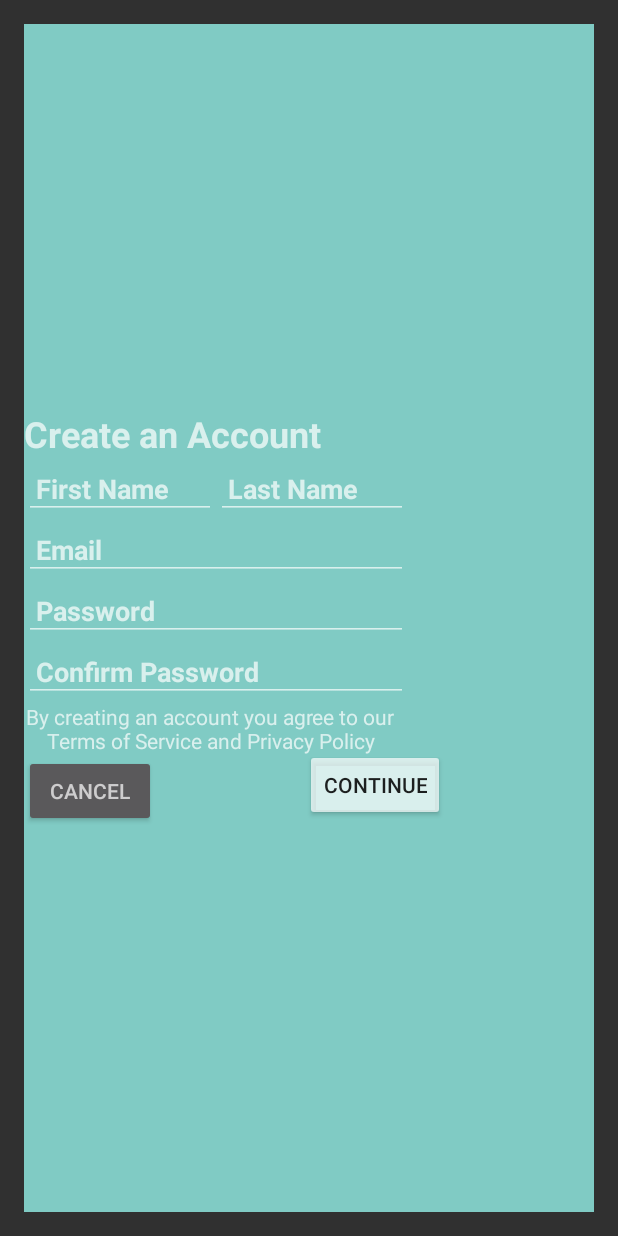
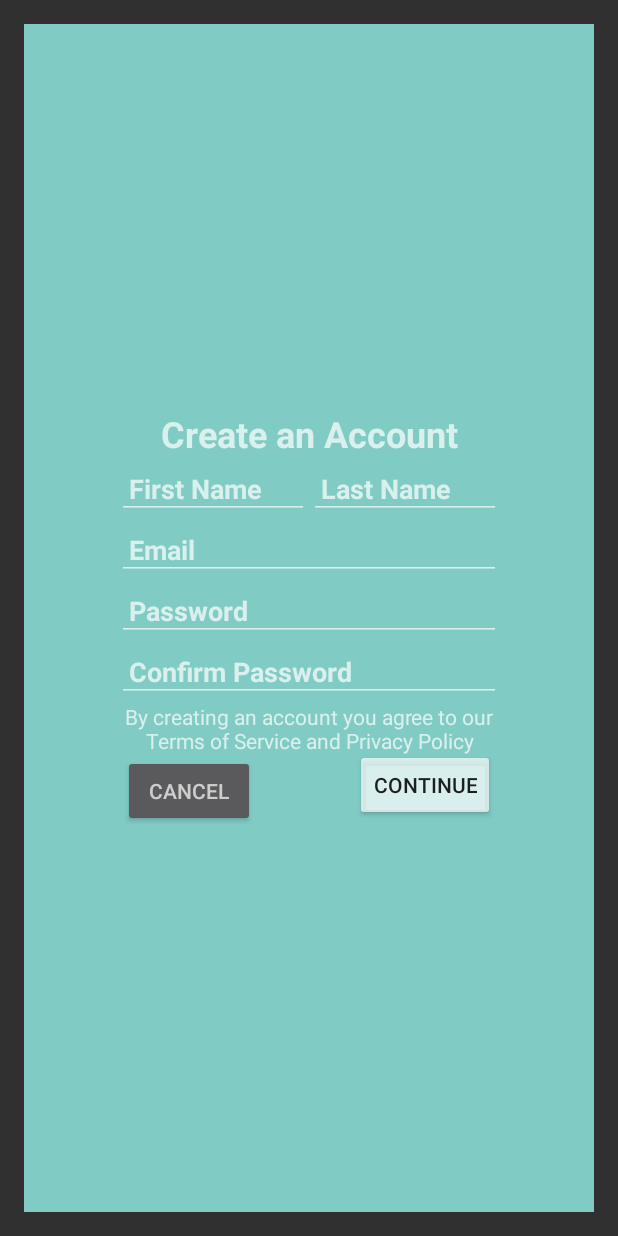
Before and after one commit to jasoncavinder/Insulin_Pen_demo, an Android app: the CreateUserFragment screen opened through its navigation route, on a phone screen of 412 x 824 dp. Run offline under Robolectric (Android 15) with nearby library versions, the phone set to English and light mode, and no system bars; our stand-ins replace Room's generated code.

Commit message:
Progress towards #3, #5, #6
Here's today's progress. Tomorrow should be very productive as I have most of the day free.

```diff
--- a/app/build.gradle
+++ b/app/build.gradle
@@ -40,6 +40,7 @@ dependencies {
     implementation 'androidx.annotation:annotation:1.0.2'
     implementation 'androidx.constraintlayout:constraintlayout:1.1.3'
     implementation 'androidx.lifecycle:lifecycle-extensions:2.0.0'
+    implementation 'androidx.legacy:legacy-support-v4:1.0.0'
     kapt "androidx.room:room-compiler:$rootProject.roomVersion"
     kapt "com.github.bumptech.glide:compiler:$rootProject.glideVersion"
 
@@ -88,6 +89,7 @@ dependencies {
 
     androidTestImplementation "androidx.test:runner:$rootProject.testVersion"
     testImplementation "androidx.room:room-testing:$rootProject.roomVersion"
+    implementation "com.google.android.gms:play-services-vision:$rootProject.playServicesVisionVersion"
 
 
 //    implementation "androidx.room:room-rxjava2:$rootProject.roomVersion"
--- a/app/src/main/java/com/jasoncavinder/inpen/demo/data/AppDatabase.kt
+++ b/app/src/main/java/com/jasoncavinder/inpen/demo/data/AppDatabase.kt
@@ -16,8 +16,8 @@ import com.jasoncavinder.inpen.demo.data.entities.message.Message
 import com.jasoncavinder.inpen.demo.data.entities.message.MessageDao
 import com.jasoncavinder.inpen.demo.data.entities.pen.Pen
 import com.jasoncavinder.inpen.demo.data.entities.pen.PenDao
-import com.jasoncavinder.inpen.demo.data.entities.pendatapoint.PenDataDao
 import com.jasoncavinder.inpen.demo.data.entities.pendatapoint.PenDataPoint
+import com.jasoncavinder.inpen.demo.data.entities.pendatapoint.PenDataPointDao
 import com.jasoncavinder.inpen.demo.data.entities.provider.Provider
 import com.jasoncavinder.inpen.demo.data.entities.provider.ProviderDao
 import com.jasoncavinder.inpen.demo.data.entities.user.User
@@ -45,7 +45,7 @@ abstract class AppDatabase : RoomDatabase() {
     abstract fun messageDao(): MessageDao
     abstract fun providerDao(): ProviderDao
     abstract fun penDao(): PenDao
-    abstract fun penDataDao(): PenDataDao
+    abstract fun penDataPointDao(): PenDataPointDao
     abstract fun doseDao(): DoseDao
     abstract fun alertDao(): AlertDao
 
--- a/app/src/main/java/com/jasoncavinder/inpen/demo/data/entities/pendatapoint/PenDataDao.kt
+++ b/app/src/main/java/com/jasoncavinder/inpen/demo/data/entities/pendatapoint/PenDataPointDao.kt
@@ -5,7 +5,7 @@ import androidx.room.Query
 import com.jasoncavinder.inpen.demo.data.entities.BaseDao
 
 @Dao
-abstract class PenDataDao :
+abstract class PenDataPointDao :
     BaseDao<PenDataPoint> {
     @Query("SELECT * FROM pen_data_points WHERE pen_id = :penID")
     abstract fun getData(penID: String): List<PenDataPoint>
--- a/app/src/main/res/layout/fragment_login_create_user.xml
+++ b/app/src/main/res/layout/fragment_login_create_user.xml
@@ -2,6 +2,7 @@
 <ScrollView xmlns:android="http://schemas.android.com/apk/res/android"
     xmlns:app="http://schemas.android.com/apk/res-auto"
     xmlns:tools="http://schemas.android.com/tools"
+    android:id="@+id/scrollView2"
     android:layout_width="match_parent"
     android:layout_height="match_parent"
     android:background="?attr/colorAccent"
@@ -52,9 +53,10 @@
             android:textColor="?android:attr/textColorSecondary"
             android:textStyle="bold"
             app:layout_constraintBottom_toTopOf="@+id/edit_text_first_name"
+            app:layout_constraintEnd_toEndOf="parent"
+            app:layout_constraintStart_toStartOf="parent"
             app:layout_constraintTop_toTopOf="parent"
-            app:layout_constraintVertical_chainStyle="packed"
-            tools:layout_editor_absoluteX="106dp" />
+            app:layout_constraintVertical_chainStyle="packed" />
 
         <EditText
             android:id="@+id/edit_text_first_name"
@@ -75,8 +77,11 @@
             android:textStyle="bold"
             android:theme="@style/AppTheme.LoginEditText"
             app:layout_constraintBottom_toTopOf="@+id/edit_text_email"
-            app:layout_constraintTop_toBottomOf="@+id/text_headline"
-            tools:layout_editor_absoluteX="78dp" />
+            app:layout_constraintEnd_toStartOf="@+id/edit_text_last_name"
+            app:layout_constraintHorizontal_bias="0.5"
+            app:layout_constraintHorizontal_chainStyle="packed"
+            app:layout_constraintStart_toStartOf="parent"
+            app:layout_constraintTop_toBottomOf="@+id/text_headline" />
 
         <EditText
             android:id="@+id/edit_text_last_name"
@@ -97,9 +102,9 @@
             android:textStyle="bold"
             android:theme="@style/AppTheme.LoginEditText"
             app:layout_constraintBottom_toBottomOf="@id/edit_text_first_name"
-            app:layout_constraintEnd_toEndOf="@id/edit_text_email"
+            app:layout_constraintEnd_toEndOf="parent"
             app:layout_constraintHorizontal_bias="0.5"
-            app:layout_constraintStart_toEndOf="@id/edit_text_first_name"
+            app:layout_constraintStart_toEndOf="@+id/edit_text_first_name"
             app:layout_constraintTop_toTopOf="@+id/edit_text_first_name" />
 
         <EditText
@@ -121,8 +126,10 @@
             android:textStyle="bold"
             android:theme="@style/AppTheme.LoginEditText"
             app:layout_constraintBottom_toTopOf="@+id/edit_text_password"
-            app:layout_constraintTop_toBottomOf="@+id/edit_text_first_name"
-            tools:layout_editor_absoluteX="78dp" />
+            app:layout_constraintEnd_toEndOf="parent"
+            app:layout_constraintHorizontal_bias="0.5"
+            app:layout_constraintStart_toStartOf="parent"
+            app:layout_constraintTop_toBottomOf="@+id/edit_text_first_name" />
 
         <EditText
             android:id="@+id/edit_text_password"
@@ -143,8 +150,10 @@
             android:textStyle="bold"
             android:theme="@style/AppTheme.LoginEditText"
             app:layout_constraintBottom_toTopOf="@+id/edit_text_confirm"
-            app:layout_constraintTop_toBottomOf="@+id/edit_text_email"
-            tools:layout_editor_absoluteX="78dp" />
+            app:layout_constraintEnd_toEndOf="parent"
+            app:layout_constraintHorizontal_bias="0.5"
+            app:layout_constraintStart_toStartOf="parent"
+            app:layout_constraintTop_toBottomOf="@+id/edit_text_email" />
 
         <EditText
             android:id="@+id/edit_text_confirm"
@@ -164,12 +173,14 @@
             android:textStyle="bold"
             android:theme="@style/AppTheme.LoginEditText"
             app:layout_constraintBottom_toTopOf="@+id/text_terms"
-            app:layout_constraintTop_toBottomOf="@+id/edit_text_password"
-            tools:layout_editor_absoluteX="78dp" />
+            app:layout_constraintEnd_toEndOf="parent"
+            app:layout_constraintHorizontal_bias="0.5"
+            app:layout_constraintStart_toStartOf="parent"
+            app:layout_constraintTop_toBottomOf="@+id/edit_text_password" />
 
         <TextView
             android:id="@+id/text_terms"
-            android:layout_width="248dp"
+            android:layout_width="0dp"
             android:layout_height="wrap_content"
             android:text="By creating an account you agree to our Terms of Service and Privacy Policy"
             android:textAlignment="center"
@@ -177,8 +188,10 @@
             android:textColor="?android:attr/textColorSecondary"
             android:textColorHighlight="?attr/colorPrimary"
             app:layout_constraintBottom_toTopOf="@+id/button_cancel"
-            app:layout_constraintTop_toBottomOf="@+id/edit_text_confirm"
-            tools:layout_editor_absoluteX="78dp" />
+            app:layout_constraintEnd_toEndOf="@+id/barrier_right"
+            app:layout_constraintHorizontal_bias="0.5"
+            app:layout_constraintStart_toEndOf="@+id/barrier_left"
+            app:layout_constraintTop_toBottomOf="@+id/edit_text_confirm" />
 
         <Button
             android:id="@+id/button_create_user"
@@ -201,7 +214,25 @@
             android:text="Cancel"
             android:textColor="?attr/colorControlNormal"
             app:layout_constraintBottom_toBottomOf="parent"
-            app:layout_constraintTop_toBottomOf="@+id/text_terms"
-            tools:layout_editor_absoluteX="77dp" />
+            app:layout_constraintEnd_toStartOf="@+id/button_create_user"
+            app:layout_constraintHorizontal_bias="0.5"
+            app:layout_constraintStart_toStartOf="parent"
+            app:layout_constraintTop_toBottomOf="@+id/text_terms" />
+
+        <androidx.constraintlayout.widget.Barrier
+            android:id="@+id/barrier_left"
+            android:layout_width="wrap_content"
+            android:layout_height="wrap_content"
+            app:barrierDirection="left"
+            app:constraint_referenced_ids="text_headline,edit_text_password,button_cancel,edit_text_first_name,edit_text_confirm,edit_text_email,edit_text_last_name"
+            tools:layout_editor_absoluteX="411dp" />
+
+        <androidx.constraintlayout.widget.Barrier
+            android:id="@+id/barrier_right"
+            android:layout_width="wrap_content"
+            android:layout_height="wrap_content"
+            app:barrierDirection="right"
+            app:constraint_referenced_ids="text_headline,edit_text_password,button_create_user,edit_text_first_name,edit_text_confirm,edit_text_email,edit_text_last_name"
+            tools:layout_editor_absoluteX="411dp" />
     </androidx.constraintlayout.widget.ConstraintLayout>
 </ScrollView>
--- a/app/src/main/res/navigation/nav_graph_login.xml
+++ b/app/src/main/res/navigation/nav_graph_login.xml
@@ -34,5 +34,21 @@
         android:id="@+id/createUserFragment"
         android:name="com.jasoncavinder.inpen.demo.login.ui.CreateUserFragment"
         android:label="fragment_create_user"
-        tools:layout="@layout/fragment_login_create_user" />
+        tools:layout="@layout/fragment_login_create_user" >
+        <action
+            android:id="@+id/action_createUserFragment_to_placeholder"
+            app:destination="@id/addPenFragment" />
+    </fragment>
+    <fragment
+        android:id="@+id/addPenFragment"
+        android:name="com.jasoncavinder.inpen_demo.AddPenFragment"
+        tools:layout="@layout/fragment_add_pen">
+        <action
+            android:id="@+id/action_placeholder_to_placeholder2"
+            app:destination="@id/addProviderFragment" />
+    </fragment>
+    <fragment
+        android:id="@+id/addProviderFragment"
+        android:name="com.jasoncavinder.inpen_demo.AddProviderFragment"
+        tools:layout="@layout/fragment_add_provider" />
 </navigation>
--- a/app/src/main/res/values/strings.xml
+++ b/app/src/main/res/values/strings.xml
@@ -24,4 +24,7 @@
     <string name="invalid_username">Not a valid email address</string>
     <string name="invalid_password">Password must be at least characters</string>
     <string name="login_failed">"Login failed"</string>
+
+    <!-- TODO: Remove or change this placeholder text -->
+    <string name="hello_blank_fragment">Hello blank fragment</string>
 </resources>
--- a/build.gradle
+++ b/build.gradle
@@ -36,6 +36,7 @@ buildscript {
         cardviewVersion = '1.0.0'
         fragmentVersion = '1.1.0-alpha07'
         gridlayoutVersion = '1.0.0'
+        playServicesVisionVersion = '17.0.2'
         preferenceVersion = '1.1.0-alpha04'
         testVersion = '1.2.0-alpha04'
     }
```
Also changed, not shown: app/src/main/AndroidManifest.xml (+9 -3 lines), app/src/main/java/com/jasoncavinder/inpen/demo/MainActivity.kt (+25 -8 lines), app/src/main/java/com/jasoncavinder/inpen/demo/data/DataFlowRepository.kt (+15 -8 lines), app/src/main/java/com/jasoncavinder/inpen/demo/data/UserProfileViewModel.kt (+11 -8 lines), app/src/main/java/com/jasoncavinder/inpen/demo/login/ui/LoginFragment.kt (+21 -11 lines), app/src/main/java/com/jasoncavinder/inpen_demo/AddPenFragment.kt (added, +107 -0 lines), app/src/main/java/com/jasoncavinder/inpen_demo/AddProviderFragment.kt (added, +102 -0 lines), app/src/main/res/layout/fragment_add_pen.xml (added, +42 -0 lines), app/src/main/res/layout/fragment_add_provider.xml (added, +14 -0 lines).
